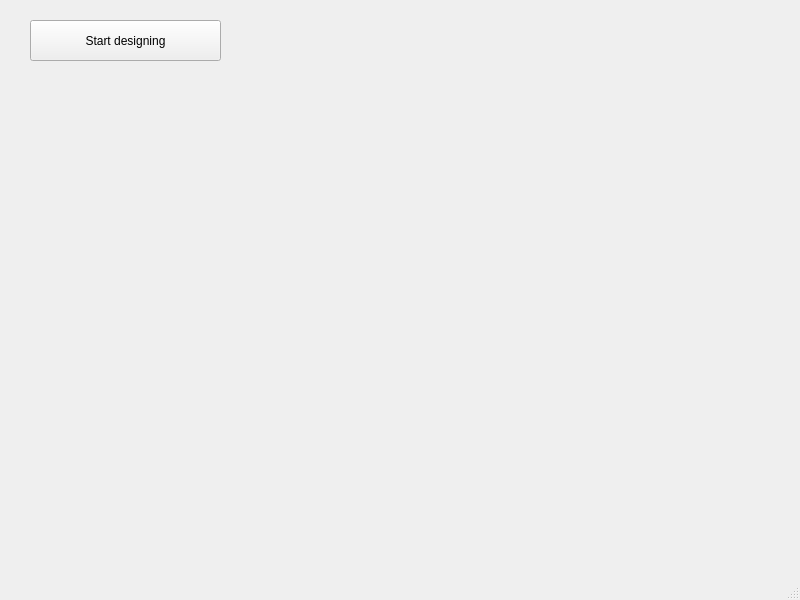
Before: the Qt Designer form src/windows/mainwindow.ui in vaahe/design-craft, drawn with Qt 5.
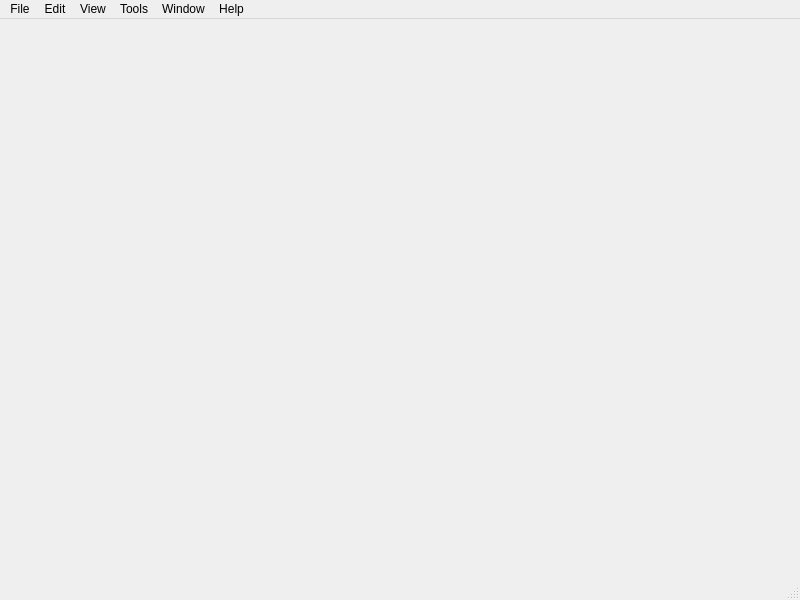
After: the same form once the commit is applied. Icons and pictures are not drawn.

```diff
--- a/src/windows/mainwindow.ui
+++ b/src/windows/mainwindow.ui
@@ -13,21 +13,7 @@
   <property name="windowTitle">
    <string>MainWindow</string>
   </property>
-  <widget class="QWidget" name="centralwidget">
-   <widget class="QPushButton" name="pushButton">
-    <property name="geometry">
-     <rect>
-      <x>30</x>
-      <y>20</y>
-      <width>191</width>
-      <height>41</height>
-     </rect>
-    </property>
-    <property name="text">
-     <string>Start designing</string>
-    </property>
-   </widget>
-  </widget>
+  <widget class="QWidget" name="centralwidget"/>
   <widget class="QMenuBar" name="menubar">
    <property name="geometry">
     <rect>
@@ -37,6 +23,75 @@
      <height>22</height>
     </rect>
    </property>
+   <widget class="QMenu" name="fileMenu">
+    <property name="title">
+     <string>File</string>
+    </property>
+    <addaction name="homeAction"/>
+    <addaction name="newAction"/>
+    <addaction name="openAction"/>
+    <addaction name="saveAction"/>
+    <addaction name="saveAsAction"/>
+    <addaction name="exportAction"/>
+    <addaction name="separator"/>
+    <addaction name="quitAction"/>
+   </widget>
+   <widget class="QMenu" name="editMenu">
+    <property name="title">
+     <string>Edit</string>
+    </property>
+    <addaction name="undoAction"/>
+    <addaction name="redoAction"/>
+    <addaction name="cutAction"/>
+    <addaction name="copyAction"/>
+    <addaction name="pasteAction"/>
+    <addaction name="selectAllAction"/>
+    <addaction name="deleteAction"/>
+   </widget>
+   <widget class="QMenu" name="viewMenu">
+    <property name="title">
+     <string>View</string>
+    </property>
+    <addaction name="separator"/>
+    <addaction name="resetViewAction"/>
+    <addaction name="showGridAction"/>
+    <addaction name="zoomInAction"/>
+    <addaction name="zoomOutAction"/>
+    <addaction name="fullScreenAction"/>
+   </widget>
+   <widget class="QMenu" name="helpMenu">
+    <property name="title">
+     <string>Help</string>
+    </property>
+    <addaction name="documentationAction"/>
+    <addaction name="aboutAction"/>
+    <addaction name="reportAction"/>
+    <addaction name="contactAction"/>
+   </widget>
+   <widget class="QMenu" name="menuTools">
+    <property name="title">
+     <string>Tools</string>
+    </property>
+    <addaction name="moveToolAction"/>
+    <addaction name="rotateToolAction"/>
+    <addaction name="scaleToolAction"/>
+    <addaction name="alignObjectsAction"/>
+    <addaction name="threeDViewAction"/>
+    <addaction name="resetPositionAction"/>
+   </widget>
+   <widget class="QMenu" name="menuWindow">
+    <property name="title">
+     <string>Window</string>
+    </property>
+    <addaction name="toggleSidebarAction"/>
+    <addaction name="toggleConsoleAction"/>
+   </widget>
+   <addaction name="fileMenu"/>
+   <addaction name="editMenu"/>
+   <addaction name="viewMenu"/>
+   <addaction name="menuTools"/>
+   <addaction name="menuWindow"/>
+   <addaction name="helpMenu"/>
   </widget>
   <widget class="QStatusBar" name="statusbar"/>
  </widget>
```
Left out of the diff: 199 changed lines with no effect on the pictures.
